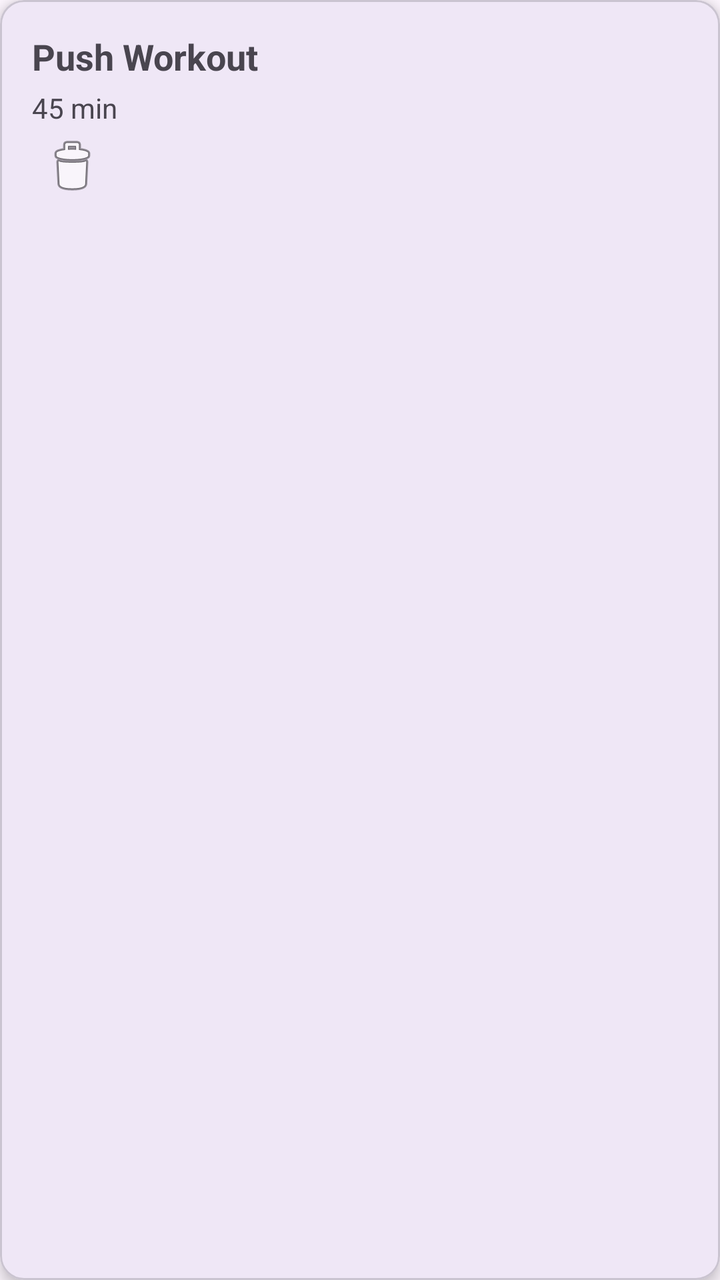
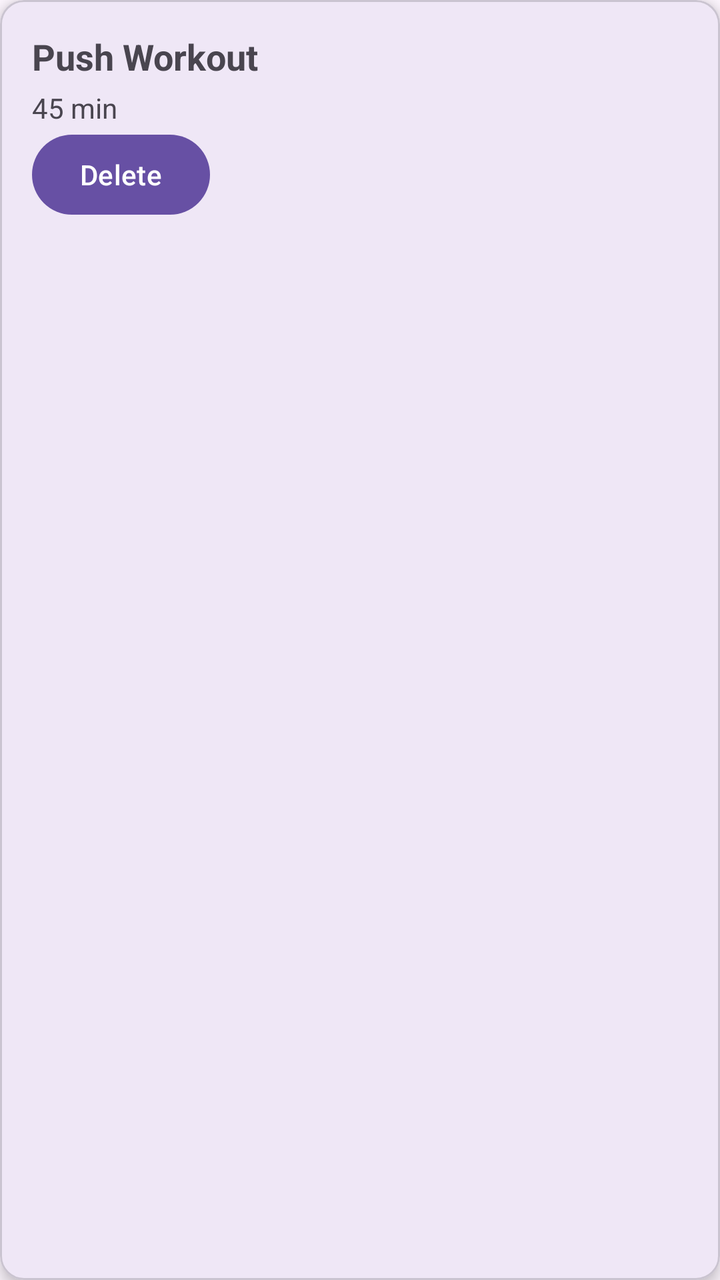

Screens rendered from an Android XML layout before and after an edit, with the pre-edit source and the edit as a unified diff.
<!-- AndroidManifest.xml: application theme Theme.Material3.DayNight.NoActionBar -->
<!-- res/layout/item_workout.xml -->
<?xml version="1.0" encoding="utf-8"?>
<com.google.android.material.card.MaterialCardView
    xmlns:android="http://schemas.android.com/apk/res/android"
    xmlns:app="http://schemas.android.com/apk/res-auto"
    android:layout_width="match_parent"
    android:layout_height="wrap_content"
    android:layout_margin="8dp"
    app:cardCornerRadius="12dp"
    app:cardElevation="4dp">
    
    <LinearLayout
        android:layout_width="match_parent"
        android:layout_height="wrap_content"
        android:orientation="vertical"
        android:padding="16dp">

        <TextView
            android:id="@+id/workoutName"
            android:layout_width="wrap_content"
            android:layout_height="wrap_content"
            android:text="Push Workout"
            android:textSize="18sp"
            android:textStyle="bold"/>

        <TextView
            android:id="@+id/workoutDuration"
            android:layout_width="wrap_content"
            android:layout_height="wrap_content"
            android:text="45 min"
            android:textSize="14sp"
            android:layout_marginTop="4dp"/>

        <ImageButton
            android:id= "@+id/deleteButton"
            android:layout_width="40dp"
            android:layout_height="40dp"
            android:src="@android:drawable/ic_menu_delete"
            android:contentDescription="Delete workout"
            android:background="?attr/selectableItemBackgroundBorderless" />


    </LinearLayout>

</com.google.android.material.card.MaterialCardView>
<!-- resources referenced by this layout -->
<resources>

</resources>

<!-- the commit's change to res/layout/item_workout.xml (unified diff, before → after) -->
@@ -5,6 +5,7 @@
     android:layout_width="match_parent"
     android:layout_height="wrap_content"
     android:layout_margin="8dp"
+    android:background="@drawable/workout_item_background"
     app:cardCornerRadius="12dp"
     app:cardElevation="4dp">
     
@@ -30,13 +31,11 @@
             android:textSize="14sp"
             android:layout_marginTop="4dp"/>
 
-        <ImageButton
-            android:id= "@+id/deleteButton"
-            android:layout_width="40dp"
-            android:layout_height="40dp"
-            android:src="@android:drawable/ic_menu_delete"
-            android:contentDescription="Delete workout"
-            android:background="?attr/selectableItemBackgroundBorderless" />
+        <Button
+            android:id="@+id/deleteButton"
+            android:layout_width="wrap_content"
+            android:layout_height="wrap_content"
+            android:text="Delete" />
 
 
     </LinearLayout>
<!-- resource entries referenced after the edit -->
@@ -1,5 +1,20 @@
 <!-- resources referenced by this layout -->
 <resources>
-
+  <!-- drawable workout_item_background (drawable) -->
+  <?xml version="1.0" encoding="utf-8"?>
+  <shape xmlns:android="http://schemas.android.com/apk/res/android"
+      android:shape="rectangle">
+  
+      <solid android:color="#FFFFFF" />
+  
+      <corners android:radius="0dp" />
+  
+      <padding
+          android:left="16dp"
+          android:top="16dp"
+          android:right="16dp"
+          android:bottom="16dp" />
+  
+  </shape>
 </resources>
 
